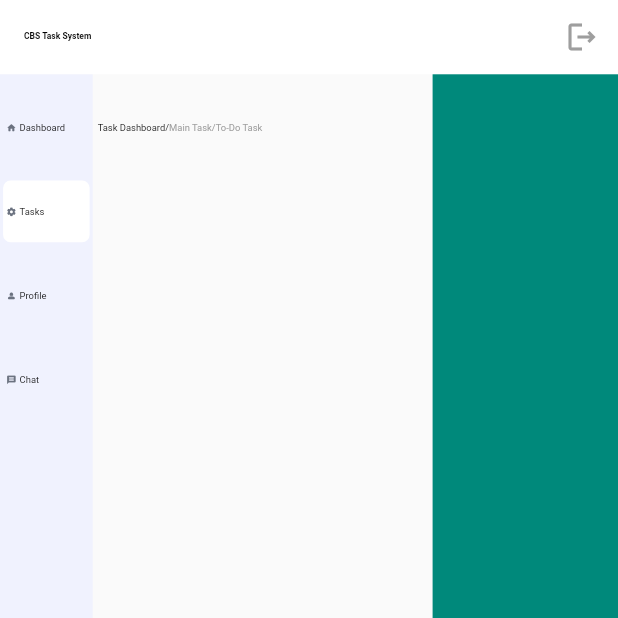
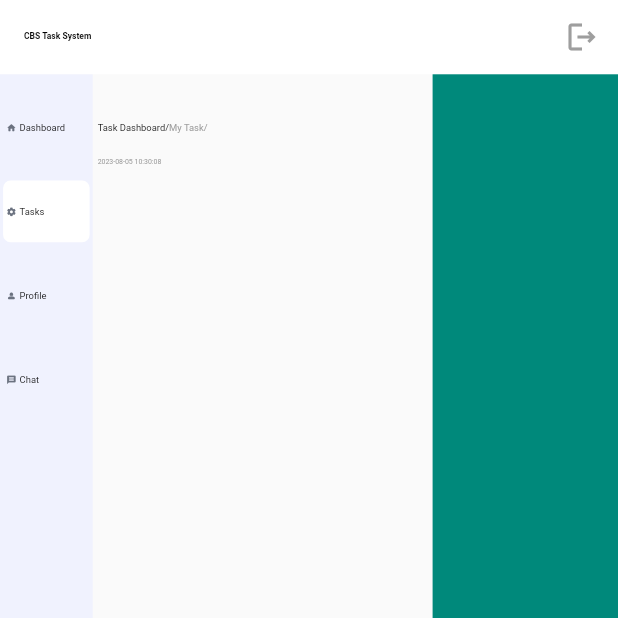
Before and after one commit to CBS-Developments/CBS-Task-System, a Flutter app: the OpenTaskPage screen opened directly, on a phone screen of 412 x 824 dp, the top half of it. Run offline on Flutter 3.47's test engine with Material 2 defaults, Android fonts, the phone set to English and light mode, and no system bars; our stand-ins replace percent_indicator, table_calendar; missing offline and left inert: dart:js.

Commit message:
Date Time Added

```diff
--- a/task_system/lib/main.dart
+++ b/task_system/lib/main.dart
@@ -1,4 +1,5 @@
 import 'package:flutter/material.dart';
+import 'package:task_system/pages/openTask/openTaskPage.dart';
 import 'package:task_system/pages/tasks/completedTask.dart';
 import 'package:task_system/pages/tasks/createMainTask.dart';
 import 'package:task_system/pages/dashboard/dashboard.dart';
@@ -17,7 +18,7 @@ class MyApp extends StatelessWidget {
   Widget build(BuildContext context) {
     return MaterialApp(
       debugShowCheckedModeBanner: false,
-      home: ToDoTask(),
+      home: OpenTaskPage(),
     );
   }
 }
--- a/task_system/lib/pages/openTask/openTaskPage.dart
+++ b/task_system/lib/pages/openTask/openTaskPage.dart
@@ -1,5 +1,7 @@
 import 'package:flutter/material.dart';
 import 'package:task_system/sizes/openTask_Sizes.dart';
+import 'package:intl/intl.dart';
+import 'dart:core';
 
 import '../../colors/appColors.dart';
 import '../../components/appBar.dart';
@@ -11,15 +13,31 @@ import '../../sizes/dashboard_sizes.dart';
 import '../../tabs/task_tab.dart';
 
 class OpenTaskPage extends StatefulWidget {
-  const OpenTaskPage({Key? key}) : super(key: key);
+
+
+
+
+  OpenTaskPage({Key? key}) : super(key: key);
 
   @override
   State<OpenTaskPage> createState() => _OpenTaskPageState();
 }
 
 class _OpenTaskPageState extends State<OpenTaskPage> {
+  late DateTime now; // Define your instance variable here
+
+  @override
+  void initState() {
+    super.initState();
+    now = DateTime.now(); // Initialize your instance variable here
+  }
+
+
+
+
   @override
   Widget build(BuildContext context) {
+    String datewithTime = DateFormat('yyyy-MM-dd HH:mm:ss').format(now);
     return Scaffold(
       appBar: myAppBar(context),
       body: Row(
@@ -31,6 +49,7 @@ class _OpenTaskPageState extends State<OpenTaskPage> {
             height: getPageHeight(context),
             // color: Colors.blueAccent,
             child: Column(
+              crossAxisAlignment: CrossAxisAlignment.start,
               children: [
                 SizedBox(
                   height: smallBoxHeight(context),
@@ -40,15 +59,23 @@ class _OpenTaskPageState extends State<OpenTaskPage> {
                   children: [
                     NavigateText(
                       firstText: 'Task Dashboard/',
-                      secText: 'Main Task/',
-                      thirdText: 'To-Do Task',
+                      secText: 'My Task/',
+                      thirdText: '',
                     ),
 
                   ],
                 ),
-                SizedBox(
-                  height: smallBoxHeight(context),
-                ),
+
+                Padding(
+                  padding:  EdgeInsets.symmetric(horizontal: navBoxPadding(context)),
+                  child: Text(datewithTime,
+                    style: TextStyle(
+                      fontSize: datewithTimeFont(context),
+                      color: Colors.grey
+                    ),
+                  ),
+                )
+
               ],
             ),
           ),
--- a/task_system/lib/sizes/openTask_Sizes.dart
+++ b/task_system/lib/sizes/openTask_Sizes.dart
@@ -9,3 +9,11 @@ double middleWidth(BuildContext context) {
 double greenRightWidth(BuildContext context) {
   return (getPageWidth(context) * 0.3) ;
 }
+
+double datewithTimeFont(BuildContext context) {
+  return (getPageWidth(context) * 0.0037) * (getPageHeight(context) * 0.0037);
+}
+
+double smallestBoxHeight(BuildContext context) {
+  return (getPageHeight(context) * 0.005) ;
+}
```
